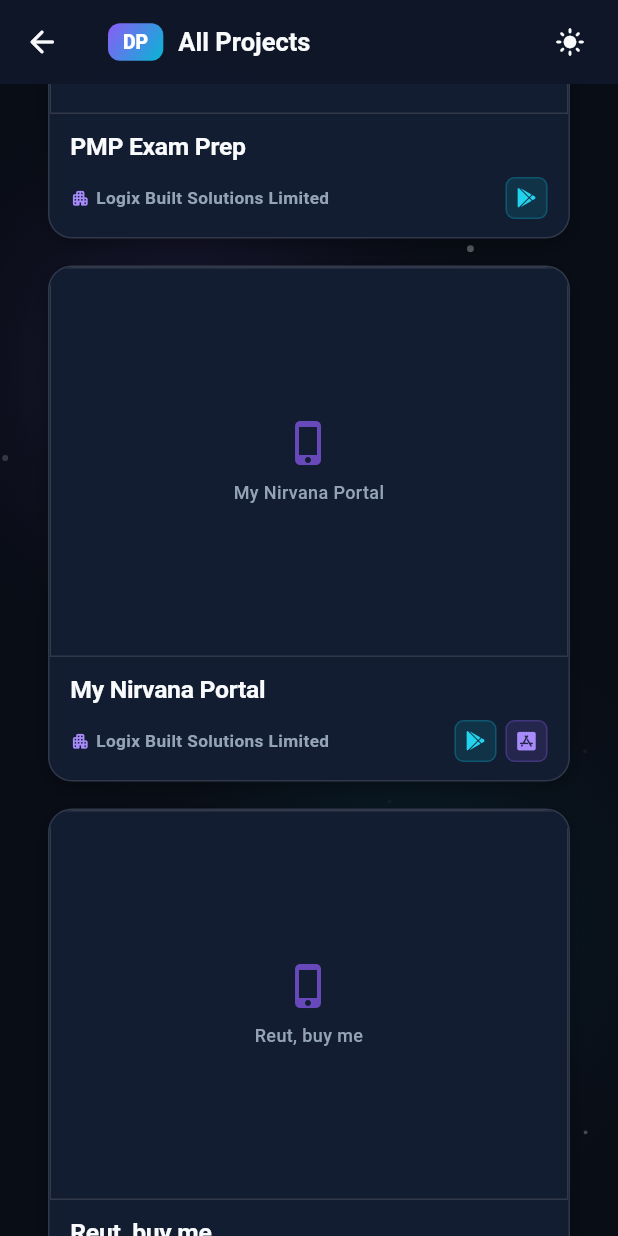
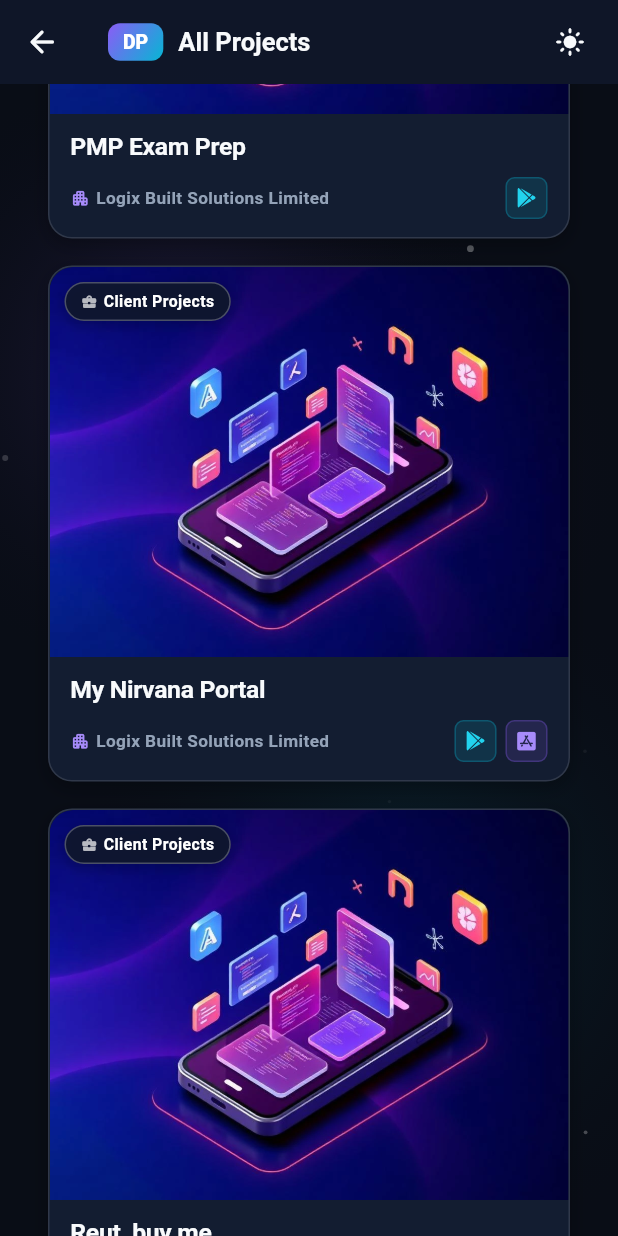
Before and after one commit to dev-dhruvi/my-portfolio, a Flutter app: the AllProjectsPage screen opened by its route, scrolled down 1152 dp, on a phone screen of 412 x 824 dp. Run offline on Flutter 3.47's test engine with Material 3 defaults, Android fonts, the phone set to English and light mode, and no system bars; our stand-ins replace flutter_animate, font_awesome_flutter, go_router, google_fonts; network calls fail.

Commit message:
fix(education): eliminate double animation on nav tap and add default project image with Client Projects badge

```diff
--- a/lib/core/constants/app_constants.dart
+++ b/lib/core/constants/app_constants.dart
@@ -14,7 +14,7 @@
   static const String whatsappUrl =
       'https://wa.me/919925589405?text=Hi%2C%20I%20visited%20your%20portfolio';
   static const String location = 'Surat, Gujarat, India';
-  static const String developBy = 'Developed with 👩‍💻 by Dhruvi Patel © 2026';
+  static const String developBy = 'Crafted with 👩‍💻 by Dhruvi Patel © 2026';
 
   // Configurable Links
   static const String defaultGithubUrl = 'https://github.com/dev-dhruvi';
--- a/lib/core/constants/seed_data.dart
+++ b/lib/core/constants/seed_data.dart
@@ -978,7 +978,5 @@
       isPublished: true,
       orderIndex: 17,
     ),
-
-
   ];
 }
--- a/lib/models/project.dart
+++ b/lib/models/project.dart
@@ -52,11 +52,20 @@
     this.createdAt,
   });
 
-  /// Returns the effective image URL whether specified via imageUrl or thumbnailUrl
+  static const String defaultProjectImageUrl =
+      'assets/images/project/default.webp';
+
+  /// Flag indicating whether the project has a custom image provided.
+  /// If false, the project defaults to [defaultProjectImageUrl] and displays "Client Projects" in the UI.
+  bool get hasCustomImage =>
+      imageUrl.trim().isNotEmpty || thumbnailUrl.trim().isNotEmpty;
+
+  /// Returns the effective image URL whether specified via imageUrl or thumbnailUrl,
+  /// or falls back to [defaultProjectImageUrl] if no custom image is specified.
   String get displayImageUrl {
-    if (imageUrl.isNotEmpty) return imageUrl;
-    if (thumbnailUrl.isNotEmpty) return thumbnailUrl;
-    return '';
+    if (imageUrl.trim().isNotEmpty) return imageUrl.trim();
+    if (thumbnailUrl.trim().isNotEmpty) return thumbnailUrl.trim();
+    return defaultProjectImageUrl;
   }
 
   Map<String, dynamic> toMap() {
--- a/lib/sections/projects/projects_section.dart
+++ b/lib/sections/projects/projects_section.dart
@@ -1144,7 +1144,10 @@
         final cardThumbnail = ClipRRect(
           borderRadius: const BorderRadius.vertical(top: Radius.circular(15)),
           clipBehavior: Clip.antiAlias,
-          child: AnimatedScale(
+          child: Stack(
+            fit: StackFit.passthrough,
+            children: [
+              AnimatedScale(
                 scale: _isHovered ? 1.05 : 1.0,
                 duration: const Duration(milliseconds: 280),
                 curve: Curves.easeOutCubic,
@@ -1158,6 +1161,67 @@
                   fallbackIcon: Icons.phone_iphone_rounded,
                   borderRadius: 0,
                 ),
+              ),
+
+              // Flag / Badge: "Featured" if dedicated image is provided, "Client Projects" if image is not there
+              Positioned(
+                top: 10,
+                left: 10,
+                child: Container(
+                  padding: const EdgeInsets.symmetric(
+                    horizontal: 10,
+                    vertical: 4.5,
+                  ),
+                  decoration: BoxDecoration(
+                    color: project.hasCustomImage
+                        ? (isDark
+                              ? AppColors.violetPrimary.withOpacity(0.88)
+                              : AppColors.violetPrimary)
+                        : (isDark
+                              ? const Color(0xFF0F172A).withOpacity(0.88)
+                              : const Color(0xFF334155).withOpacity(0.92)),
+                    borderRadius: BorderRadius.circular(20),
+                    border: Border.all(
+                      color: project.hasCustomImage
+                          ? AppColors.cyanPrimary.withOpacity(0.65)
+                          : Colors.white.withOpacity(0.25),
+                      width: 1,
+                    ),
+                    boxShadow: [
+                      BoxShadow(
+                        color: Colors.black.withOpacity(0.25),
+                        blurRadius: 8,
+                        offset: const Offset(0, 2),
+                      ),
+                    ],
+                  ),
+                  child: Row(
+                    mainAxisSize: MainAxisSize.min,
+                    children: [
+                      Icon(
+                        project.hasCustomImage
+                            ? Icons.star_rounded
+                            : Icons.business_center_rounded,
+                        size: 11,
+                        color: project.hasCustomImage
+                            ? AppColors.cyanLight
+                            : Colors.white70,
+                      ),
+                      const SizedBox(width: 4),
+                      Text(
+                        project.hasCustomImage ? 'Featured' : 'Client Projects',
+                        style: const TextStyle(
+                          color: Colors.white,
+                          fontSize: 10.5,
+                          fontWeight: FontWeight.w700,
+                          letterSpacing: 0.3,
+                        ),
+                      ),
+                    ],
+                  ),
+                ),
+              ),
+            ],
           ),
         );
 
@@ -1327,7 +1391,9 @@
                             Text(
                               project.id == 'proj_pandits_near_me'
                                   ? 'FLAGSHIP ARCHITECTURAL CASE STUDY'
-                                  : project.category.toUpperCase(),
+                                  : (project.hasCustomImage
+                                        ? project.category.toUpperCase()
+                                        : 'CLIENT PROJECTS'),
                               style: TextStyle(
                                 fontSize: 11,
                                 fontWeight: FontWeight.w700,
--- a/lib/widgets/cards/app_network_image.dart
+++ b/lib/widgets/cards/app_network_image.dart
@@ -76,6 +76,19 @@
       return fallbackWidget;
     }
 
+    if (imageUrl.startsWith('assets/')) {
+      return ClipRRect(
+        borderRadius: BorderRadius.circular(borderRadius),
+        child: Image.asset(
+          imageUrl,
+          width: width,
+          height: height,
+          fit: fit,
+          errorBuilder: (context, error, stackTrace) => fallbackWidget,
+        ),
+      );
+    }
+
     return ClipRRect(
       borderRadius: BorderRadius.circular(borderRadius),
       child: Image.network(
@@ -106,7 +119,16 @@
           );
         },
         errorBuilder: (context, error, stackTrace) {
-          return fallbackWidget;
+          return ClipRRect(
+            borderRadius: BorderRadius.circular(borderRadius),
+            child: Image.asset(
+              'assets/images/project/default.webp',
+              width: width,
+              height: height,
+              fit: fit,
+              errorBuilder: (ctx, err, stack) => fallbackWidget,
+            ),
+          );
         },
       ),
     );
--- a/pubspec.yaml
+++ b/pubspec.yaml
@@ -69,6 +69,7 @@
   assets:
     - assets/
     - assets/images/
+    - assets/images/project/
     - assets/docs/
 
   # An image asset can refer to one or more resolution-specific "variants", see
```
Also changed, not shown: lib/sections/education/education_section.dart (+0 -21 lines), 5 other files. Lines whose indentation alone changed are shown as unchanged.
